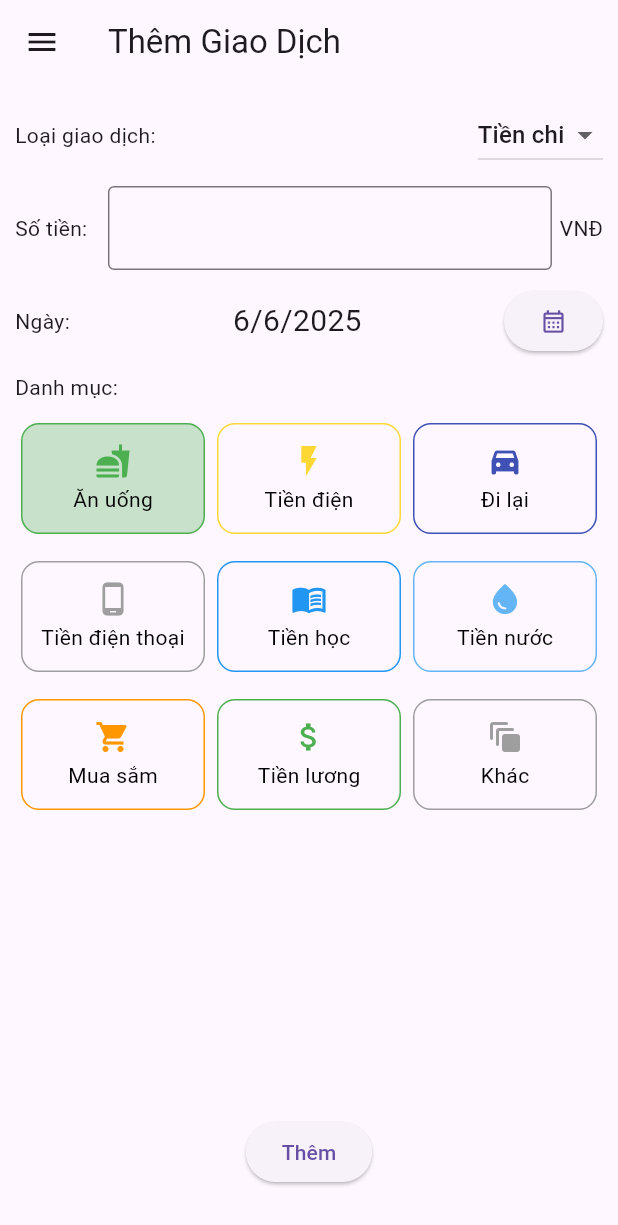
After one commit to KimNhatIT/App-Quan-Ly-Chi-Tieu, a Flutter app: the AddTransactionPage screen opened directly with sample values from the repository, on a phone screen of 412 x 824 dp. The commit adds this screen. Shown: the top 1225 px of the screen. Run offline on Flutter 3.47's test engine with Material 3 defaults, Android fonts, the light colour scheme and no system bars; our stand-ins replace shared_preferences; accounts and stored records are empty.

Commit message:
add transaction page

```diff
--- a/quan_li_chi_tieu/lib/data/accounts_data.dart
+++ b/quan_li_chi_tieu/lib/data/accounts_data.dart
@@ -9,7 +9,7 @@ List<Account> listAccounts = [
   ),
   Account(
     username: 'tien',
-    fullname: 'Nguyễn Văn Tuấn',
+    fullname: 'Bùi Thanh Tiến',
     password: '12345678',
     email: 'tuan',
   ),
--- a/quan_li_chi_tieu/lib/data/spending_data.dart
+++ b/quan_li_chi_tieu/lib/data/spending_data.dart
@@ -1 +1,37 @@
-class SpendingData {}
+import 'package:flutter/material.dart';
+import 'package:quan_li_chi_tieu/models/account.dart';
+import 'package:quan_li_chi_tieu/models/spending.dart';
+
+Account? account;
+
+Map<String, List<Spending>> listSpending = {
+  'hoang': [
+    Spending(
+      id: 1,
+      type: 'Tiền chi',
+      amount: 500000,
+      date: DateTime.now(),
+      name: 'Ăn uống',
+      icon: Icons.fastfood,
+      color: Colors.green,
+    ),
+    Spending(
+      id: 2,
+      type: 'Tiền chi',
+      amount: 400000,
+      date: DateTime.now(),
+      name: 'Tiền học',
+      icon: Icons.menu_book,
+      color: Colors.blue,
+    ),
+    Spending(
+      id: 3,
+      type: 'Tiền thu',
+      amount: 4000000,
+      date: DateTime.now(),
+      name: 'Tiền lương',
+      icon: Icons.attach_money,
+      color: Colors.green,
+    ),
+  ],
+};
--- a/quan_li_chi_tieu/lib/main.dart
+++ b/quan_li_chi_tieu/lib/main.dart
@@ -13,11 +13,10 @@ void main() async {
     DeviceOrientation.portraitDown,
   ]);
 
-  WidgetsFlutterBinding.ensureInitialized();
   Account? account = await ShareService.getSavedAccount();
   if (account != null) {
     bool isLoggedIn = true;
-    runApp(MyApp(isLoggedIn: isLoggedIn));
+    runApp(MyApp(isLoggedIn: isLoggedIn, accountNow: account));
   } else {
     bool isLoggedIn = false;
     runApp(MyApp(isLoggedIn: isLoggedIn));
@@ -26,14 +25,15 @@ void main() async {
 
 class MyApp extends StatelessWidget {
   final bool isLoggedIn;
-  const MyApp({super.key, required this.isLoggedIn});
+  final Account? accountNow;
+  const MyApp({super.key, required this.isLoggedIn, this.accountNow});
 
   @override
   Widget build(BuildContext context) {
     return MaterialApp(
       theme: ThemeData(useMaterial3: true),
       debugShowCheckedModeBanner: false,
-      home: isLoggedIn ? HomePage() : SplashPage(),
+      home: isLoggedIn ? HomePage(accountNow: accountNow) : SplashPage(),
     );
   }
 }
--- a/quan_li_chi_tieu/lib/models/spending.dart
+++ b/quan_li_chi_tieu/lib/models/spending.dart
@@ -1,28 +1,72 @@
+import 'package:flutter/widgets.dart';
+
 class Spending {
-  String _id;
-  String _title;
-  double _amount;
+  int _id;
+  String _type;
+  String _name;
+  int _amount;
+  IconData _icon;
+  Color? _color;
   DateTime _date;
 
   Spending({
-    required String id,
-    required String title,
-    required double amount,
+    required int id,
+    required String type,
+    required String name,
+    required int amount,
+    required IconData icon,
+    required Color? color,
     required DateTime date,
   }) : _id = id,
-       _title = title,
+       _type = type,
+       _name = name,
        _amount = amount,
+       _icon = icon,
+       _color = color,
        _date = date;
 
-  String get id => _id;
-  set id(String value) => _id = value;
+  int get id => _id;
+  set id(int value) => _id = id;
 
-  String get title => _title;
-  set title(String value) => _title = value;
+  String get type => _type;
+  set type(String value) => _type = value;
 
-  double get amount => _amount;
-  set amount(double value) => _amount = value;
+  String get name => _name;
+  set name(String value) => _name = value;
+
+  int get amount => _amount;
+  set amount(int value) => _amount = value;
+
+  IconData get icon => _icon;
+  set icon(IconData value) => _icon = value;
+
+  Color? get color => _color;
+  set color(Color? value) => _color = value;
 
   DateTime get date => _date;
   set date(DateTime value) => _date = value;
+
+  Map<String, dynamic> toJson() {
+    return {
+      'id': _id,
+      'type': _type,
+      'name': _name,
+      'amount': _amount,
+      'icon': _icon.codePoint,
+      'color': _color?.value,
+      'date': _date.toIso8601String(),
+    };
+  }
+
+  factory Spending.fromJson(Map<String, dynamic> json) {
+    return Spending(
+      id: (json['id'] as num).toInt(),
+      type: json['type'],
+      name: json['name'],
+      amount: (json['amount'] as num).toInt(),
+      icon: IconData(json['icon'], fontFamily: 'MaterialIcons'),
+      color: json['color'] != null ? Color(json['color']) : null,
+      date: DateTime.parse(json['date']),
+    );
+  }
 }
--- a/quan_li_chi_tieu/lib/pages/auth/login_page.dart
+++ b/quan_li_chi_tieu/lib/pages/auth/login_page.dart
@@ -47,7 +47,7 @@ class _LoginPageState extends State<LoginPage> {
       ).showSnackBar(const SnackBar(content: Text('Đăng nhập thành công')));
       Navigator.pushAndRemoveUntil(
         context,
-        MaterialPageRoute(builder: (context) => HomePage()),
+        MaterialPageRoute(builder: (context) => HomePage(accountNow: account)),
         (Route<dynamic> route) => false,
       );
     }
--- a/quan_li_chi_tieu/lib/pages/auth/register_page.dart
+++ b/quan_li_chi_tieu/lib/pages/auth/register_page.dart
@@ -33,6 +33,11 @@ class _RegisterPageState extends State<RegisterPage> {
         fullname.isEmpty) {
       ScaffoldMessenger.of(context).showSnackBar(
         const SnackBar(content: Text('Vui lòng điền đầy đủ thông tin')),
+      );
+      return;
+    } else if (password.length < 8) {
+      ScaffoldMessenger.of(context).showSnackBar(
+        const SnackBar(content: Text('Mật phải ít nhất có 8 kí tự')),
       );
       return;
     } else if (password != confirmPassword) {
--- /dev/null
+++ b/quan_li_chi_tieu/lib/pages/home/add_transaction_page.dart
@@ -0,0 +1,321 @@
+import 'package:flutter/material.dart';
+import 'package:quan_li_chi_tieu/components/drawer_menu.dart';
+import 'package:quan_li_chi_tieu/data/spending_data.dart';
+import 'package:quan_li_chi_tieu/models/account.dart';
+import 'package:quan_li_chi_tieu/models/spending.dart';
+import 'package:quan_li_chi_tieu/pages/home/home_page.dart';
+
+class AddTransactionPage extends StatefulWidget {
+  final Account? accountNow;
+  const AddTransactionPage({super.key, this.accountNow});
+
+  @override
+  State<AddTransactionPage> createState() => _AddTransactionPageState();
+}
+
+class _AddTransactionPageState extends State<AddTransactionPage> {
+  final TextEditingController _amountController = TextEditingController();
+
+  String? selecValue = 'Tiền chi';
+  List<String> type_transaction = ['Tiền chi', 'Tiền thu'];
+  DateTime selectedDate = DateTime.now();
+
+  String selectedCategory = 'Ăn uống'; // Mặc định
+
+  Future<void> _selectDate(BuildContext context) async {
+    final DateTime? picked = await showDatePicker(
+      context: context,
+      initialDate: selectedDate,
+      firstDate: DateTime(2000),
+      lastDate: DateTime(2101),
+    );
+    if (picked != null && picked != selectedDate) {
+      setState(() {
+        selectedDate = picked;
+      });
+    }
+  }
+
+  Widget buildCategory(String name, IconData icon, Color? color) {
+    final isSelected = selectedCategory == name;
+    return Expanded(
+      child: GestureDetector(
+        onTap: () {
+          setState(() {
+            selectedCategory = name;
+          });
+        },
+        child: Container(
+          margin: EdgeInsets.all(4),
+          padding: EdgeInsets.symmetric(vertical: 12),
+          decoration: BoxDecoration(
+            color: isSelected ? color?.withOpacity(0.3) : Colors.transparent,
+            border: Border.all(color: color ?? Colors.grey, width: 1),
+            borderRadius: BorderRadius.circular(12),
+          ),
+          child: Column(
+            mainAxisSize: MainAxisSize.min,
+            children: [
+              Icon(icon, color: color),
+              SizedBox(height: 4),
+              Text(name, style: TextStyle(color: Colors.black)),
+            ],
+          ),
+        ),
+      ),
+    );
+  }
+
+  void _addSpanding() {
+    final String? typeSpending = selecValue;
+    final String money = _amountController.text.trim();
+    final DateTime date = selectedDate;
+    final String typeCategory = selectedCategory;
+
+    IconData icon;
+    Color color;
+
+    switch (selectedCategory) {
+      case 'Ăn uống':
+        icon = Icons.fastfood;
+        color = Colors.green;
+        break;
+      case 'Tiền điện':
+        icon = Icons.flash_on;
+        color = Colors.yellow[600]!;
+        break;
+      case 'Đi lại':
+        icon = Icons.directions_car_filled;
+        color = Colors.indigo;
+        break;
+      case 'Tiền điện thoại':
+        icon = Icons.phone_android;
+        color = Colors.grey;
+        break;
+      case 'Tiền học':
+        icon = Icons.menu_book;
+        color = Colors.blue;
+        break;
+      case 'Tiền nước':
+        icon = Icons.water_drop;
+        color = Colors.blue[300]!;
+        break;
+      case 'Mua sắm':
+        icon = Icons.shopping_cart;
+        color = Colors.orange;
+        break;
+      case 'Tiền lương':
+        icon = Icons.attach_money;
+        color = Colors.green;
+        break;
+      default:
+        icon = Icons.auto_awesome_motion_rounded;
+        color = Colors.grey;
+    }
+
+    if (money.isEmpty) {
+      ScaffoldMessenger.of(
+        context,
+      ).showSnackBar(const SnackBar(content: Text('Vui lòng nhập Số tiền')));
+    } else if (int.parse(money) < 1000) {
+      ScaffoldMessenger.of(context).showSnackBar(
+        const SnackBar(content: Text('Số tiền tối thiểu có thể nhập là 1000')),
+      );
+    } else {
+      final username = widget.accountNow?.username ?? 'unknown_user';
+
+      if (!listSpending.containsKey(username)) {
+        listSpending.addAll({
+          username: [
+            Spending(
+              id: 1,
+              type: typeSpending!,
+              amount: int.parse(money),
+              color: color,
+              icon: icon,
+              name: typeCategory,
+              date: date,
+            ),
+          ],
+        });
+      } else {
+        final List<Spending>? userSpending = listSpending[username];
+        int maxID = 0;
+        if (userSpending!.isEmpty) {
+          listSpending.addAll({
+            username: [
+              Spending(
+                id: 1,
+                type: typeSpending!,
+                amount: int.parse(money),
+                color: color,
+                icon: icon,
+                name: typeCategory,
+                date: date,
+              ),
+            ],
+          });
+        } else {
+          for (Spending spending in userSpending) {
+            if (spending.id > maxID) {
+              maxID = spending.id;
+            }
+          }
+          int newID = maxID + 1;
+          listSpending[username]!.add(
+            Spending(
+              id: newID,
+              type: typeSpending!,
+              amount: int.parse(money),
+              color: color,
+              icon: icon,
+              name: typeCategory,
+              date: date,
+            ),
+          );
+          print(newID);
+          Navigator.pushReplacement(
+            context,
+            MaterialPageRoute(
+              builder: (context) => HomePage(accountNow: widget.accountNow),
+            ),
+          );
+        }
+      }
+    }
+  }
+
+  @override
+  Widget build(BuildContext context) {
+    return Scaffold(
+      appBar: AppBar(title: const Text('Thêm Giao Dịch')),
+      drawer: DrawerMenu(),
+      body: SingleChildScrollView(
+        padding: EdgeInsets.all(10),
+        child: Column(
+          children: [
+            Row(
+              children: [
+                const Text('Loại giao dịch:'),
+                const Spacer(),
+                DropdownButton<String>(
+                  value: selecValue,
+                  onChanged: (String? newValue) {
+                    setState(() {
+                      selecValue = newValue;
+                    });
+                  },
+                  items:
+                      type_transaction.map((String value) {
+                        return DropdownMenuItem<String>(
+                          value: value,
+                          child: Text(value),
+                        );
+                      }).toList(),
+                ),
+              ],
+            ),
+            const SizedBox(height: 10),
+            Row(
+              children: [
+                const Text('Số tiền: '),
+                const SizedBox(width: 10),
+                Expanded(
+                  child: TextField(
+                    controller: _amountController,
+                    keyboardType: TextInputType.number,
+                    decoration: const InputDecoration(
+                      border: OutlineInputBorder(),
+                    ),
+                  ),
+                ),
+                const SizedBox(width: 5),
+                const Text('VNĐ'),
+              ],
+            ),
+            const SizedBox(height: 10),
+            Row(
+              children: [
+                const Text('Ngày: '),
+                const SizedBox(width: 10),
+                Expanded(
+                  child: Center(
+                    child: Text(
+                      '${selectedDate.day}/${selectedDate.month}/${selectedDate.year}',
+                      style: TextStyle(fontSize: 20),
+                    ),
+                  ),
+                ),
+                ElevatedButton(
+                  onPressed: () => _selectDate(context),
+                  child: const Icon(Icons.calendar_month_outlined),
+                ),
+              ],
+            ),
+            const SizedBox(height: 10),
+            const Row(children: [Text('Danh mục:')]),
+            const SizedBox(height: 10),
+            Column(
+              children: [
+                Row(
+                  children: [
+                    buildCategory('Ăn uống', Icons.fastfood, Colors.green),
+                    buildCategory(
+                      'Tiền điện',
+                      Icons.flash_on,
+                      Colors.yellow[600],
+                    ),
+                    buildCategory(
+                      'Đi lại',
+                      Icons.directions_car_filled,
+                      Colors.indigo,
+                    ),
+                  ],
+                ),
+                const SizedBox(height: 10),
+                Row(
+                  children: [
+                    buildCategory(
+                      'Tiền điện thoại',
+                      Icons.phone_android,
+                      Colors.grey,
+                    ),
+                    buildCategory('Tiền học', Icons.menu_book, Colors.blue),
+                    buildCategory(
+                      'Tiền nước',
+                      Icons.water_drop,
+                      Colors.blue[300],
+                    ),
+                  ],
+                ),
+                const SizedBox(height: 10),
+                Row(
+                  children: [
+                    buildCategory(
+                      'Mua sắm',
+                      Icons.shopping_cart,
+                      Colors.orange,
+                    ),
+                    buildCategory(
+                      'Tiền lương',
+                      Icons.attach_money,
+                      Colors.green,
+                    ),
+                    buildCategory(
+                      'Khác',
+                      Icons.auto_awesome_motion_rounded,
+                      Colors.grey,
+                    ),
+                  ],
+                ),
+              ],
+            ),
+            const SizedBox(height: 200),
+            ElevatedButton(onPressed: _addSpanding, child: const Text('Thêm')),
+            const SizedBox(height: 30),
+          ],
+        ),
+      ),
+    );
+  }
+}
```
Also changed, not shown: quan_li_chi_tieu/lib/components/drawer_menu.dart (+16 -2 lines), quan_li_chi_tieu/lib/components/transaction_item.dart (+40 -6 lines), quan_li_chi_tieu/lib/pages/home/home_page.dart (+63 -9 lines), quan_li_chi_tieu/lib/services/share_service.dart (+20 -20 lines), 2 other files.
